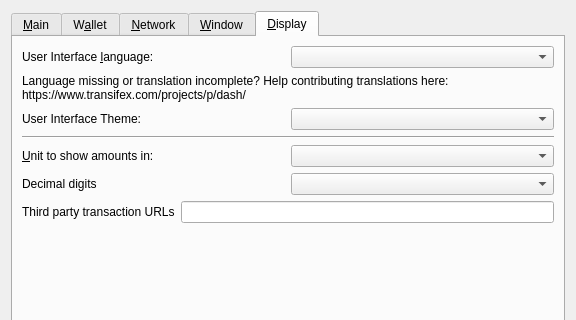
This is src/qt/forms/optionsdialog.ui in lomtax/dash as Qt 5 draws it before an edit; both pictures show x 0 to 576 and y 0 to 320 of the 576 by 463 pixel window. The edited form follows.
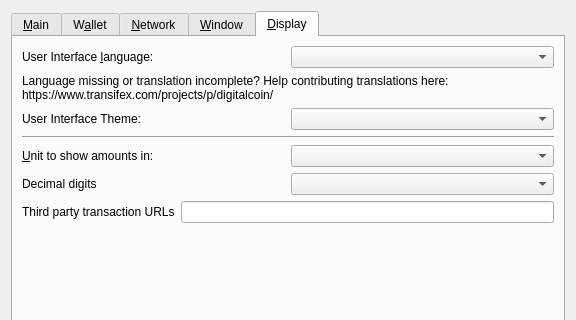
This is the edited form. The open tabs and pages were chosen to show the change. Custom widgets are drawn as their Qt base class.

Commit message: dash to digitalcoin

Patch:
```diff
--- a/src/qt/forms/optionsdialog.ui
+++ b/src/qt/forms/optionsdialog.ui
@@ -713,7 +713,7 @@
          </property>
          <property name="text">
           <string>Language missing or translation incomplete? Help contributing translations here:
-https://www.transifex.com/projects/p/dash/</string>
+https://www.transifex.com/projects/p/digitalcoin/</string>
          </property>
          <property name="wordWrap">
           <bool>true</bool>
```
The commit also changes 367 other files.
